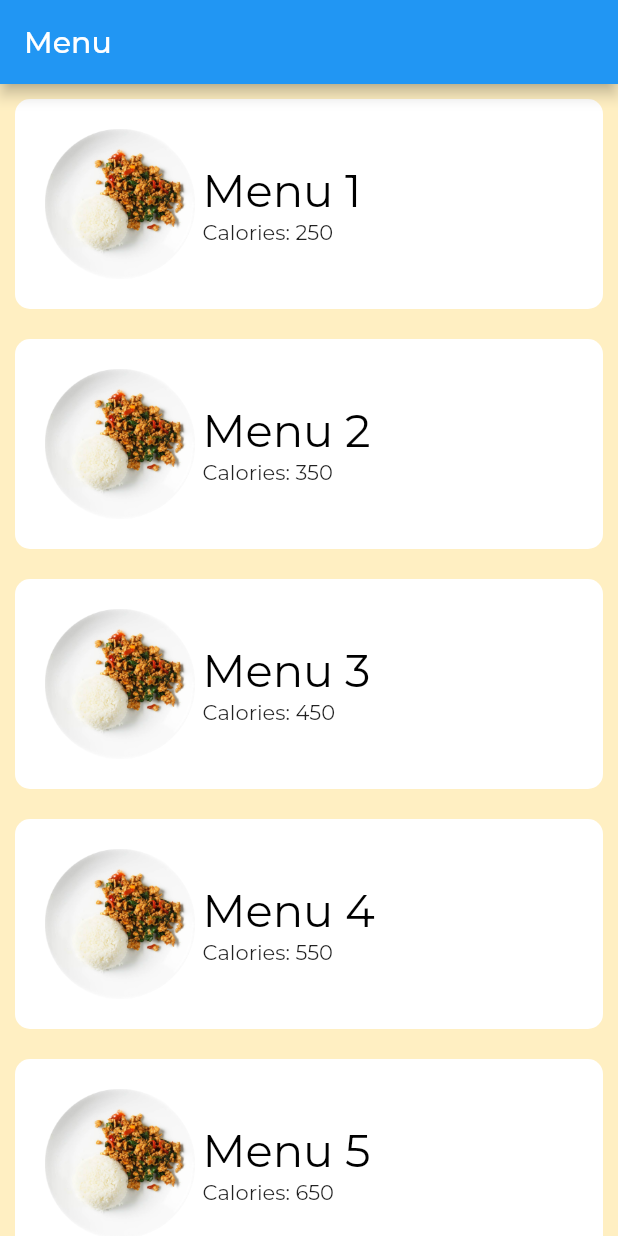
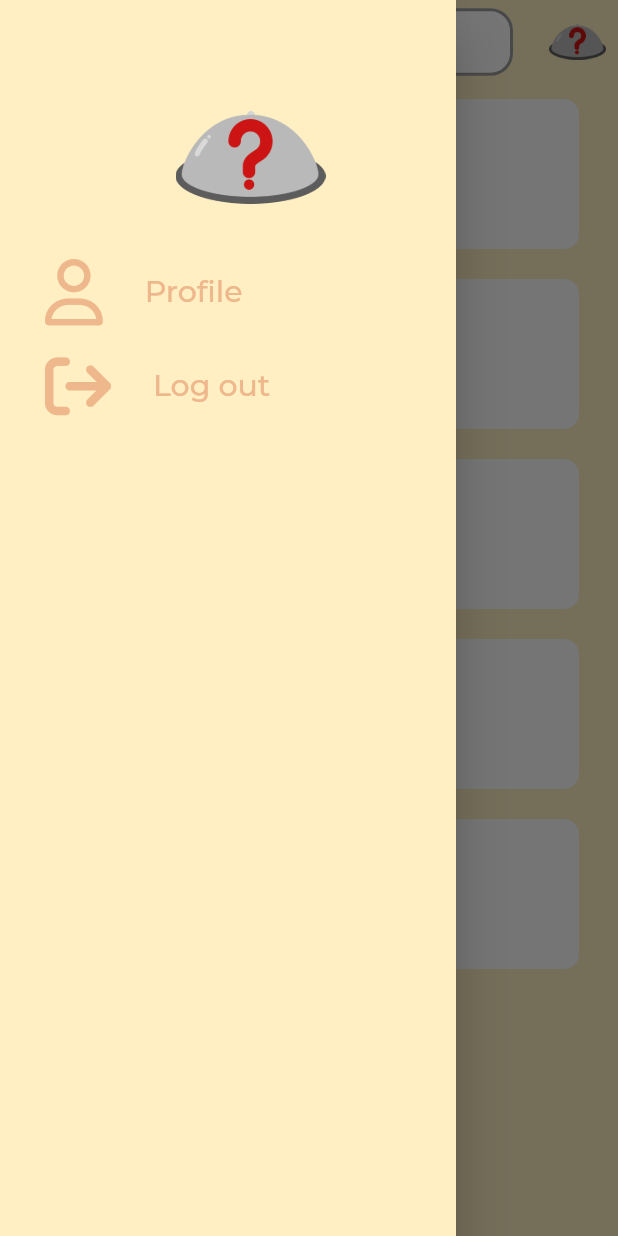
Before and after one commit to ppinng/araigordaiwithme, a Flutter app: the FoodList screen opened directly, with the side drawer open (before the commit the screen has no drawer), on a phone screen of 412 x 824 dp. Run offline on Flutter 3.47's test engine with Material 2 defaults, Android fonts, the phone set to English and light mode, and no system bars; our stand-ins replace firebase_auth, firebase_core, flutter_hooks, font_awesome_flutter, google_sign_in, salomon_bottom_bar; missing offline and left inert: firebase_ui_auth; accounts and stored records are empty.

Commit message:
add FoodList

```diff
--- a/lib/screens/pages/foodlist.dart
+++ b/lib/screens/pages/foodlist.dart
@@ -1,5 +1,8 @@
+import 'package:araigordaiwithme/screens/pages/userpage.dart';
+import 'package:araigordaiwithme/screens/welcome_page/welcome_screen.dart';
+import 'package:flutter/material.dart';
 import 'package:araigordaiwithme/constant.dart';
-import 'package:flutter/material.dart';
+import 'package:font_awesome_flutter/font_awesome_flutter.dart';
 
 class Menu {
   final String name;
@@ -8,17 +11,46 @@ class Menu {
   final double price;
   final String location;
 
-  Menu({required this.name, required this.image, required this.calories, required this.price, required this.location});
+  Menu(
+      {required this.name,
+      required this.image,
+      required this.calories,
+      required this.price,
+      required this.location});
 }
-
 
 class FoodList extends StatelessWidget {
   final List<Menu> menus = [
-    Menu(name: 'Menu 1', image: 'images/krapao.png', calories: 250, price: 10.99, location: 'New York'),
-    Menu(name: 'Menu 2', image: 'images/krapao.png', calories: 350, price: 14.99, location: 'Los Angeles'),
-    Menu(name: 'Menu 3', image: 'images/krapao.png', calories: 450, price: 19.99, location: 'Chicago'),
-    Menu(name: 'Menu 4', image: 'images/krapao.png', calories: 550, price: 24.99, location: 'Houston'),
-    Menu(name: 'Menu 5', image: 'images/krapao.png', calories: 650, price: 29.99, location: 'Miami'),
+    Menu(
+        name: 'Menu 1',
+        image: 'images/krapao.png',
+        calories: 250,
+        price: 10.99,
+        location: 'New York'),
+    Menu(
+        name: 'Menu 2',
+        image: 'images/krapao.png',
+        calories: 350,
+        price: 14.99,
+        location: 'Los Angeles'),
+    Menu(
+        name: 'Menu 3',
+        image: 'images/krapao.png',
+        calories: 450,
+        price: 19.99,
+        location: 'Chicago'),
+    Menu(
+        name: 'Menu 4',
+        image: 'images/krapao.png',
+        calories: 550,
+        price: 24.99,
+        location: 'Houston'),
+    Menu(
+        name: 'Menu 5',
+        image: 'images/krapao.png',
+        calories: 650,
+        price: 29.99,
+        location: 'Miami'),
   ];
 
   FoodList({super.key});
@@ -26,37 +58,143 @@ class FoodList extends StatelessWidget {
   @override
   Widget build(BuildContext context) {
     return Scaffold(
+      appBar: AppBar(
+        elevation: 0,
+        iconTheme: IconThemeData(color: Colors.black, size: 38),
+        flexibleSpace: Container(
+          decoration: const BoxDecoration(
+            color: kBackgroundColor,
+          ),
+        ),
+        title: SearchField(),
+        actions: [
+          IconButton(
+            onPressed: () {
+              Navigator.of(context)
+                  .push(MaterialPageRoute(builder: (context) => UserPage()));
+            },
+            icon: Image.asset("images/forgot.png"),
+          ),
+        ],
+      ),
+      drawer: NavigationDrawer(
+        backgroundColor: kBackgroundColor,
+        children: [
+          Padding(
+            padding: const EdgeInsets.fromLTRB(30, 55, 0, 0),
+            child: Column(
+              mainAxisAlignment: MainAxisAlignment.start,
+              children: [
+                SizedBox(
+                  height: 100,
+                  width: 100,
+                  child: Image.asset("images/forgot.png"),
+                ),
+                Padding(
+                  padding: const EdgeInsets.fromLTRB(0, 15, 0, 15),
+                  child: Row(
+                    children: [
+                      const FaIcon(
+                        FontAwesomeIcons.user,
+                        size: 44,
+                        color: kBoxColor,
+                      ),
+                      Padding(
+                        padding: EdgeInsets.only(left: 20),
+                        child: TextButton(
+                          onPressed: () {
+                            Navigator.of(context).push(MaterialPageRoute(
+                                builder: (context) => const UserPage()));
+                          },
+                          child: const Text(
+                            'Profile',
+                            style: TextStyle(
+                              color: kBoxColor,
+                              fontSize: 20.0,
+                            ),
+                          ),
+                        ),
+                      ),
+                    ],
+                  ),
+                ),
+                Row(
+                  children: [
+                    const FaIcon(
+                      FontAwesomeIcons.arrowRightFromBracket,
+                      size: 44,
+                      color: kBoxColor,
+                    ),
+                    Padding(
+                      padding: EdgeInsets.only(left: 20),
+                      child: TextButton(
+                        onPressed: () {
+                          Navigator.of(context).push(MaterialPageRoute(
+                              builder: (context) => const WelcomeScreen()));
+                        },
+                        child: const Text(
+                          'Log out',
+                          style: TextStyle(
+                            color: kBoxColor,
+                            fontSize: 20.0,
+                          ),
+                        ),
+                      ),
+                    ),
+                  ],
+                )
+              ],
+            ),
+          ),
+        ],
+      ),
       backgroundColor: kBackgroundColor,
-      appBar: AppBar(
-        title: const Text('Menu'),
-      ),
       body: ListView.builder(
         itemCount: menus.length,
         itemBuilder: (BuildContext context, int index) {
           return Column(
             children: <Widget>[
               Container(
+                width: 360,
+                height: 100,
                 margin: const EdgeInsets.all(10),
-                padding: const EdgeInsets.all(20),
+                padding: const EdgeInsets.all(15),
                 decoration: BoxDecoration(
                   color: Colors.white,
                   borderRadius: BorderRadius.circular(10),
                 ),
                 child: Row(
                   children: <Widget>[
-                    Image.asset(
-                      menus[index].image,
-                      width: 100,
-                      height: 100,
-                      fit: BoxFit.cover,
+                    // const SizedBox(width: 25),
+                    Padding(
+                      padding: const EdgeInsets.only(left: 20, right: 20),
+                      child: Image.asset(
+                        menus[index].image,
+                        height: 150,
+                        width: 100,
+                        colorBlendMode: BlendMode.darken,
+                        fit: BoxFit.fitHeight,
+                      ),
                     ),
-                    const SizedBox(width: 5),
+                    // const SizedBox(width: 15),
                     Column(
-                      mainAxisAlignment: MainAxisAlignment.start,
+                      mainAxisAlignment: MainAxisAlignment.center,
                       crossAxisAlignment: CrossAxisAlignment.start,
                       children: <Widget>[
-                        Text(menus[index].name, style: TextStyle(fontSize: 30, color: Colors.black,  )),
-                        Text('Calories: ${menus[index].calories}'),
+                        Text(
+                          menus[index].name,
+                          style: const TextStyle(
+                            fontSize: 30,
+                            color: Colors.black,
+                          ),
+                        ),
+                        Text(
+                          'Calories: ${menus[index].calories}',
+                          style: const TextStyle(
+                            fontSize: 15,
+                            color: Colors.black,
+                          ),
+                        ),
                         // Text('Price: \฿${menus[index].price.toStringAsFixed(2)}'),
                         // Text('Location: ${menus[index].location}'),
                       ],
@@ -64,10 +202,6 @@ class FoodList extends StatelessWidget {
                   ],
                 ),
               ),
-              // const Divider(
-              //   color: Colors.green,
-              //   height: 5,
-              // ),
             ],
           );
         },
@@ -75,3 +209,38 @@ class FoodList extends StatelessWidget {
     );
   }
 }
+
+class SearchField extends StatelessWidget {
+  SearchField({super.key});
+  final _formKey = GlobalKey<FormState>();
+  final _searchController = TextEditingController();
+  @override
+  Widget build(BuildContext context) {
+    return Container(
+      height: 45,
+      child: TextField(
+        controller: _searchController,
+        style: const TextStyle(color: Colors.black),
+        cursorColor: Colors.black,
+        decoration: InputDecoration(
+          filled: true,
+          fillColor: Colors.white,
+          prefixIcon: const Padding(
+            padding: EdgeInsets.fromLTRB(10, 10, 0, 0),
+            child: FaIcon(
+              FontAwesomeIcons.magnifyingGlass,
+              color: Colors.grey,
+            ),
+          ),
+          enabledBorder: OutlineInputBorder(
+            borderSide: BorderSide(width: 2, color: Colors.grey),
+            borderRadius: BorderRadius.circular(15),
+          ),
+        ),
+        onChanged: (value) {
+          // Perform search functionality here
+        },
+      ),
+    );
+  }
+}
```
